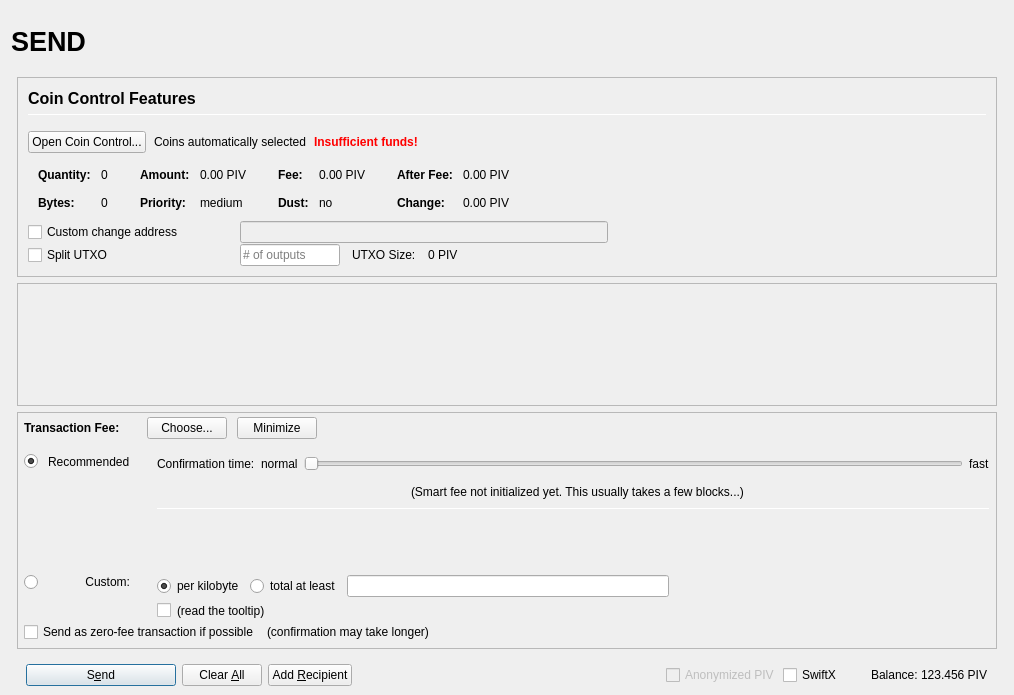
The window that src/qt/forms/sendcoinsdialog.ui (private-datagram/pdg-core) describes before a commit, drawn with Qt 5.
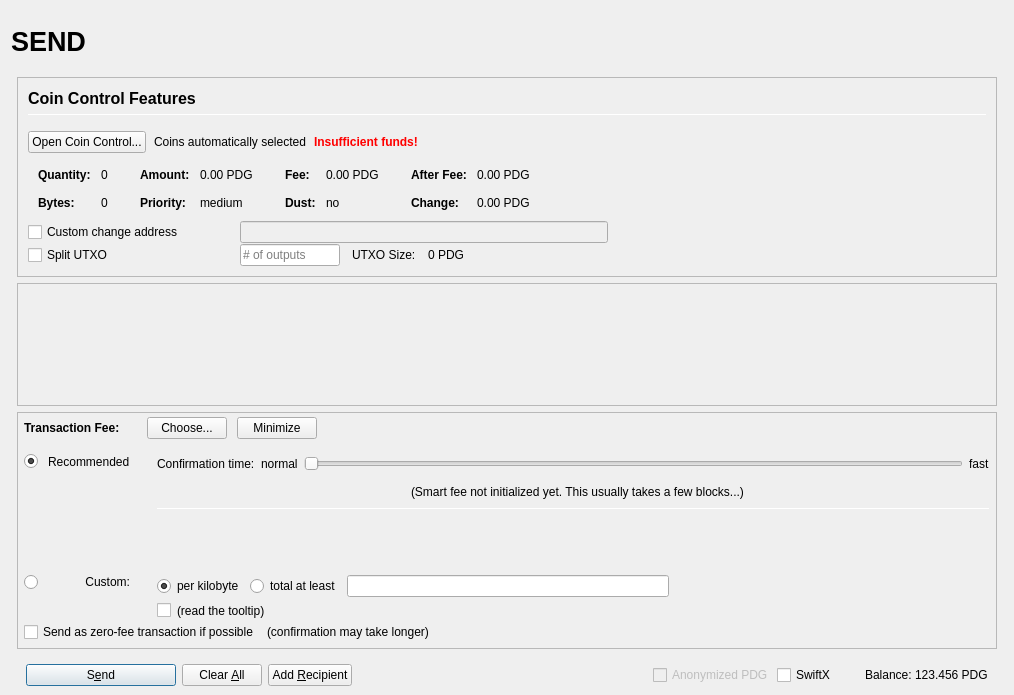
The same window after the commit. Icons and pictures are not drawn. Custom widgets are drawn as their Qt base class.

Diff of the .ui file:
```diff
--- a/src/qt/forms/sendcoinsdialog.ui
+++ b/src/qt/forms/sendcoinsdialog.ui
@@ -493,7 +493,7 @@
                         <enum>Qt::ActionsContextMenu</enum>
                        </property>
                        <property name="text">
-                        <string notr="true">0.00 PIV</string>
+                        <string notr="true">0.00 PDG</string>
                        </property>
                        <property name="textInteractionFlags">
                         <set>Qt::LinksAccessibleByMouse|Qt::TextSelectableByKeyboard|Qt::TextSelectableByMouse</set>
@@ -573,7 +573,7 @@
                         <enum>Qt::ActionsContextMenu</enum>
                        </property>
                        <property name="text">
-                        <string notr="true">0.00 PIV</string>
+                        <string notr="true">0.00 PDG</string>
                        </property>
                        <property name="textInteractionFlags">
                         <set>Qt::LinksAccessibleByMouse|Qt::TextSelectableByKeyboard|Qt::TextSelectableByMouse</set>
@@ -653,7 +653,7 @@
                         <enum>Qt::ActionsContextMenu</enum>
                        </property>
                        <property name="text">
-                        <string notr="true">0.00 PIV</string>
+                        <string notr="true">0.00 PDG</string>
                        </property>
                        <property name="textInteractionFlags">
                         <set>Qt::LinksAccessibleByMouse|Qt::TextSelectableByKeyboard|Qt::TextSelectableByMouse</set>
@@ -682,7 +682,7 @@
                         <enum>Qt::ActionsContextMenu</enum>
                        </property>
                        <property name="text">
-                        <string notr="true">0.00 PIV</string>
+                        <string notr="true">0.00 PDG</string>
                        </property>
                        <property name="textInteractionFlags">
                         <set>Qt::LinksAccessibleByMouse|Qt::TextSelectableByKeyboard|Qt::TextSelectableByMouse</set>
@@ -849,7 +849,7 @@
                 <item>
                  <widget class="QLabel" name="labelBlockSize">
                   <property name="text">
-                   <string>0 PIV</string>
+                   <string>0 PDG</string>
                   </property>
                  </widget>
                 </item>
@@ -1686,7 +1686,7 @@
                 <bool>false</bool>
                </property>
                <property name="text">
-                <string>Anonymized PIV</string>
+                <string>Anonymized PDG</string>
                </property>
               </widget>
              </item>
@@ -1725,7 +1725,7 @@
                 <cursorShape>IBeamCursor</cursorShape>
                </property>
                <property name="text">
-                <string notr="true">123.456 PIV</string>
+                <string notr="true">123.456 PDG</string>
                </property>
                <property name="textInteractionFlags">
                 <set>Qt::LinksAccessibleByMouse|Qt::TextSelectableByKeyboard|Qt::TextSelectableByMouse</set>
```
Left out of the diff: 8 changed lines with no effect on the pictures.
